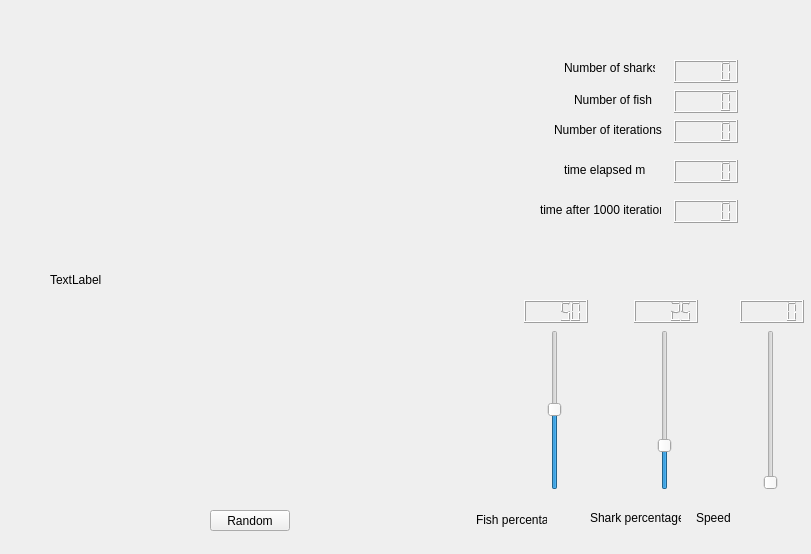
Qt form cellular-automatia-OO-master/OPENCVTEST-master/mainwindow.ui (saulgold/cellular-automatia-OO-master) before a commit.
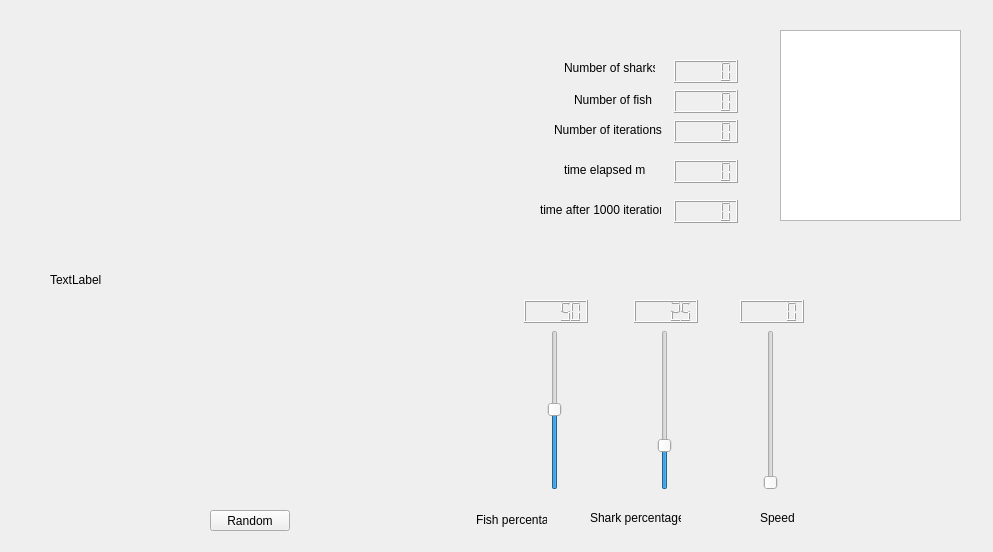
The same form after that commit.

Commit message: with console-like QTextBrowser

```diff
--- a/cellular-automatia-OO-master/OPENCVTEST-master/mainwindow.ui
+++ b/cellular-automatia-OO-master/OPENCVTEST-master/mainwindow.ui
@@ -6,8 +6,8 @@
    <rect>
     <x>0</x>
     <y>0</y>
-    <width>811</width>
-    <height>554</height>
+    <width>993</width>
+    <height>552</height>
    </rect>
   </property>
   <property name="windowTitle">
@@ -254,9 +254,9 @@
    <widget class="QLabel" name="label_9">
     <property name="geometry">
      <rect>
-      <x>696</x>
+      <x>760</x>
       <y>510</y>
-      <width>91</width>
+      <width>51</width>
       <height>16</height>
      </rect>
     </property>
@@ -299,6 +299,16 @@
      <enum>Qt::Vertical</enum>
     </property>
    </widget>
+   <widget class="QTextBrowser" name="textBrowser">
+    <property name="geometry">
+     <rect>
+      <x>780</x>
+      <y>30</y>
+      <width>181</width>
+      <height>191</height>
+     </rect>
+    </property>
+   </widget>
   </widget>
  </widget>
  <layoutdefault spacing="6" margin="11"/>
```
The commit also changes 3 other files.
